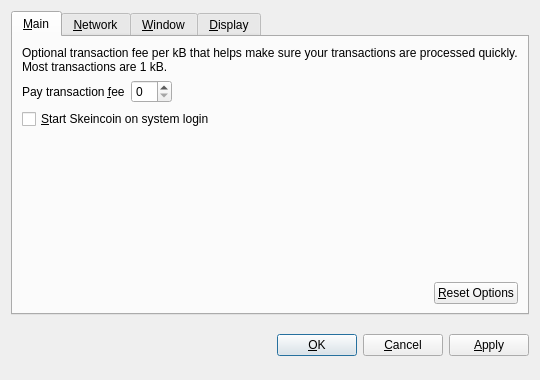
xedoscoin/xedoscoin, file src/qt/forms/optionsdialog.ui: the form before one commit.
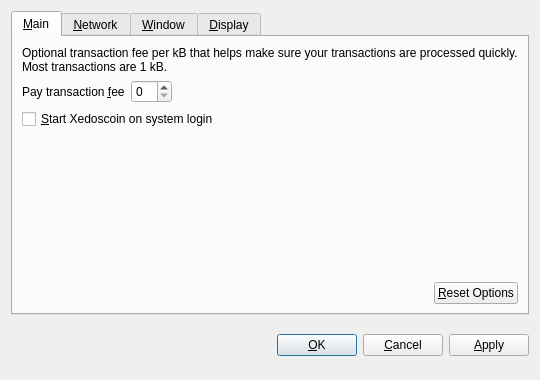
The form after the commit. Custom widgets are drawn as their Qt base class.

The edit to the form file:
```diff
--- a/src/qt/forms/optionsdialog.ui
+++ b/src/qt/forms/optionsdialog.ui
@@ -82,7 +82,7 @@
           <string>Automatically start Skeincoin after logging in to the system.</string>
          </property>
          <property name="text">
-          <string>&amp;Start Skeincoin on system login</string>
+          <string>&amp;Start Xedoscoin on system login</string>
          </property>
         </widget>
        </item>
```
Left out of the diff: 10 changed lines with no effect on the pictures.
